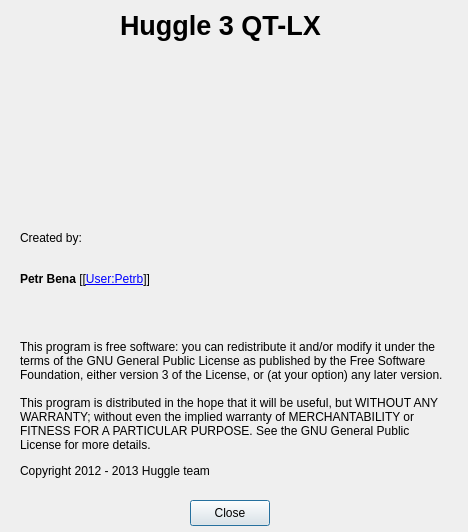
Qt form huggle/aboutform.ui (huggle/huggle3-qt-lx) before a commit.
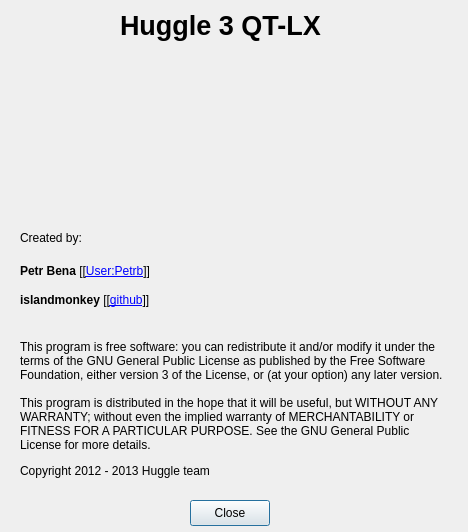
The same form after that commit. Icons and pictures are not drawn.

Commit message: inserted monkey to about box

Diff of the .ui file:
```diff
--- a/huggle/aboutform.ui
+++ b/huggle/aboutform.ui
@@ -84,13 +84,20 @@
       </property>
      </widget>
     </item>
-    <item row="1" column="0">
+    <item row="2" column="0">
      <widget class="QLabel" name="label_4">
       <property name="text">
        <string/>
       </property>
      </widget>
     </item>
+    <item row="1" column="0">
+     <widget class="QLabel" name="label_8">
+      <property name="text">
+       <string>&lt;html&gt;&lt;head/&gt;&lt;body&gt;&lt;p&gt;&lt;span style=&quot; font-weight:600;&quot;&gt;islandmonkey&lt;/span&gt; [[&lt;a href=&quot;https://github.com/islandmonkey&quot;&gt;&lt;span style=&quot; text-decoration: underline; color:#0000ff;&quot;&gt;github&lt;/span&gt;&lt;/a&gt;]]&lt;/p&gt;&lt;/body&gt;&lt;/html&gt;</string>
+      </property>
+     </widget>
+    </item>
    </layout>
   </widget>
   <widget class="QPushButton" name="pushButton">
```
